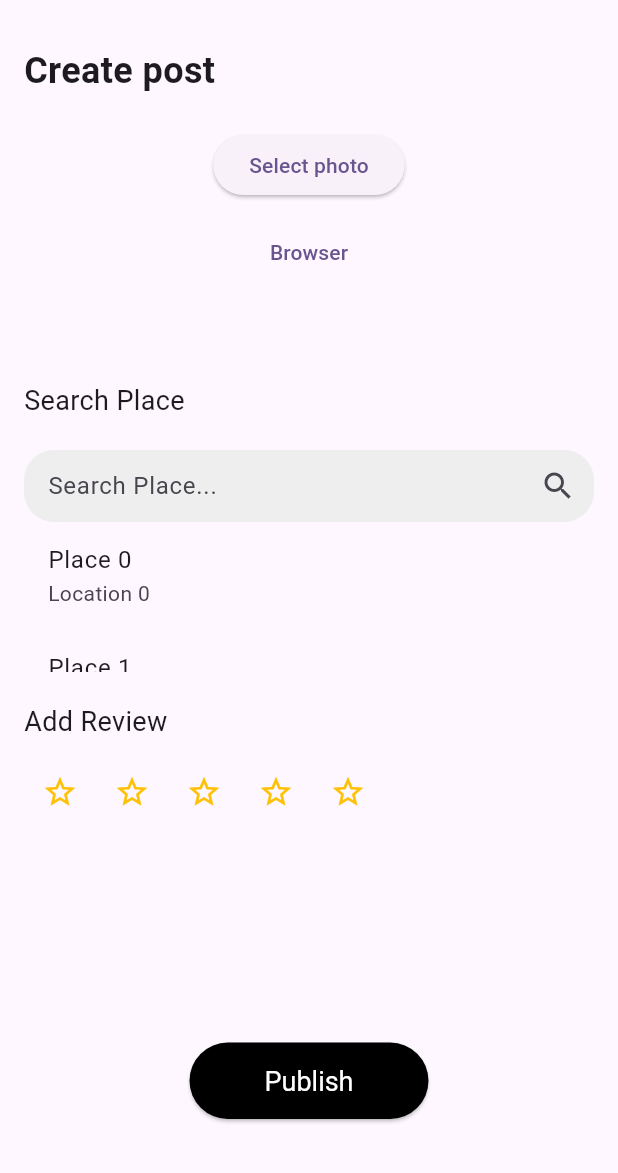
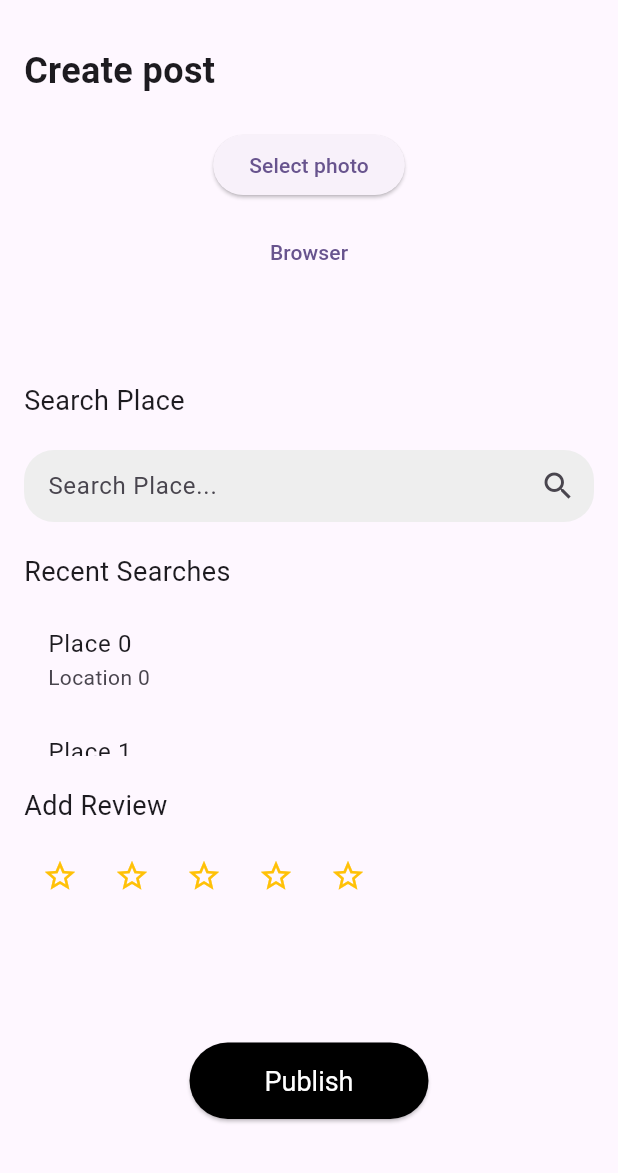
Before and after one commit to SajithAnuradha/Mango-Map, a Flutter app: the Addphotodefault screen opened directly, on a phone screen of 412 x 824 dp, the part 63-1236 px from its top. Run offline on Flutter 3.47's test engine with Material 3 defaults, Android fonts, the phone set to English and light mode, and no system bars.

Commit message:
update the default add photo layout

```diff
--- a/frontend/lib/pages/Others/addPost/addPhotoDefault.dart
+++ b/frontend/lib/pages/Others/addPost/addPhotoDefault.dart
@@ -84,7 +84,15 @@ class _AddphotodefaultState extends State<Addphotodefault> {
                 ],
               ),
             ),
-            Container(
+            const SizedBox(height: 20),
+            const Text(
+              'Recent Searches',
+              style: TextStyle(
+                fontSize: 18,
+              ),
+            ),
+            const SizedBox(height: 10),
+            SizedBox(
               height: 100,
               child: ListView.builder(
                 itemCount: 3,
```
